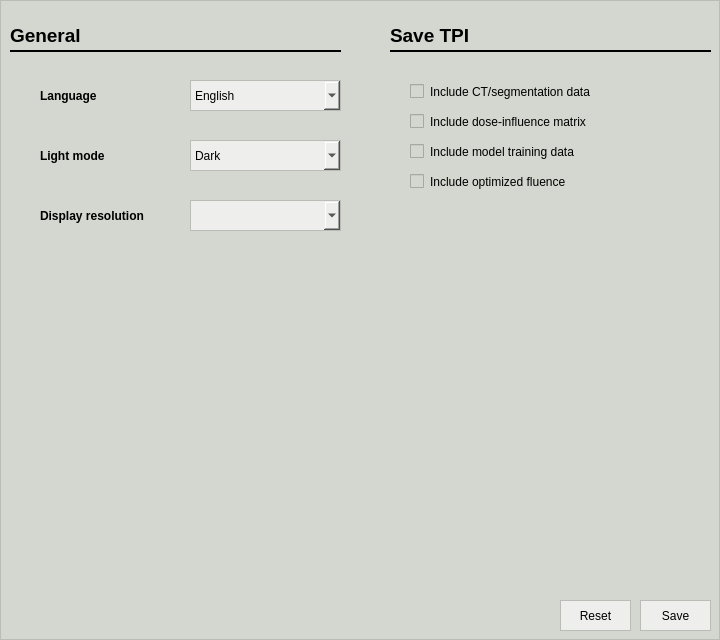
This is pyanno4rt/gui/designs/settings_window.ui in pyanno4rt/pyanno4rt as Qt 5 draws it before an edit. The edited form follows.
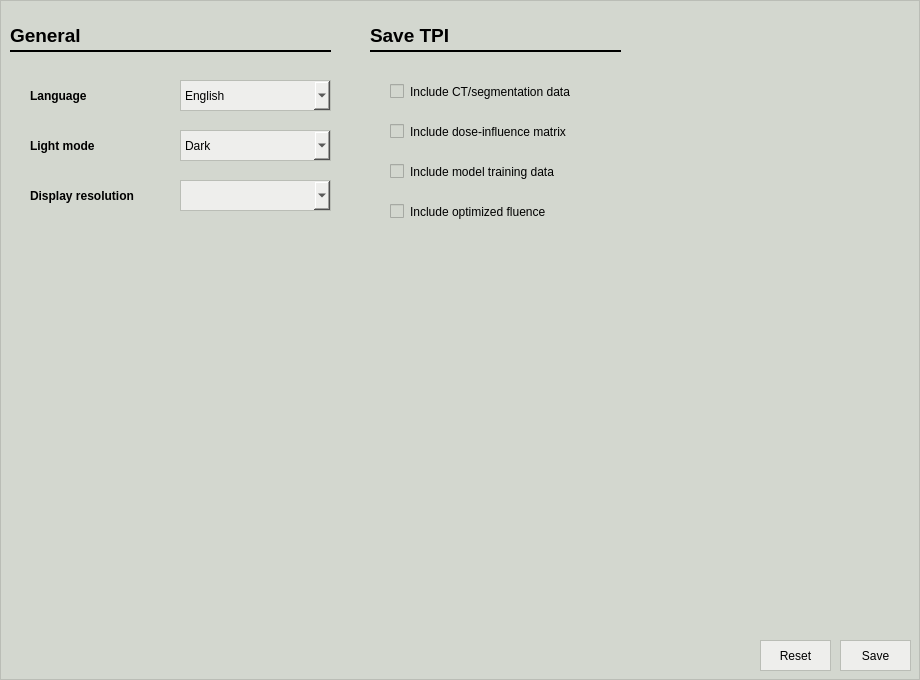
This is the edited form. Icons and pictures are not drawn.

The edit to the form file:
```diff
--- a/pyanno4rt/gui/designs/settings_window.ui
+++ b/pyanno4rt/gui/designs/settings_window.ui
@@ -9,20 +9,20 @@
    <rect>
     <x>0</x>
     <y>0</y>
-    <width>720</width>
-    <height>640</height>
+    <width>920</width>
+    <height>680</height>
    </rect>
   </property>
   <property name="minimumSize">
    <size>
-    <width>720</width>
-    <height>640</height>
+    <width>920</width>
+    <height>680</height>
    </size>
   </property>
   <property name="maximumSize">
    <size>
-    <width>720</width>
-    <height>640</height>
+    <width>920</width>
+    <height>680</height>
    </size>
   </property>
   <property name="windowTitle">
@@ -46,7 +46,7 @@
      <rect>
       <x>10</x>
       <y>50</y>
-      <width>331</width>
+      <width>321</width>
       <height>2</height>
      </rect>
     </property>
@@ -69,8 +69,8 @@
    <widget class="QComboBox" name="light_mode_cbox">
     <property name="geometry">
      <rect>
-      <x>190</x>
-      <y>140</y>
+      <x>180</x>
+      <y>130</y>
       <width>151</width>
       <height>31</height>
      </rect>
@@ -129,8 +129,8 @@
    <widget class="QLabel" name="resolution_label">
     <property name="geometry">
      <rect>
-      <x>40</x>
-      <y>200</y>
+      <x>30</x>
+      <y>180</y>
       <width>141</width>
       <height>31</height>
      </rect>
@@ -151,7 +151,7 @@
    <widget class="QLabel" name="language_label">
     <property name="geometry">
      <rect>
-      <x>40</x>
+      <x>30</x>
       <y>80</y>
       <width>141</width>
       <height>31</height>
@@ -173,7 +173,7 @@
    <widget class="QComboBox" name="language_cbox">
     <property name="geometry">
      <rect>
-      <x>190</x>
+      <x>180</x>
       <y>80</y>
       <width>151</width>
       <height>31</height>
@@ -240,8 +240,8 @@
    <widget class="QCheckBox" name="incl_dij_check">
     <property name="geometry">
      <rect>
-      <x>410</x>
-      <y>110</y>
+      <x>390</x>
+      <y>120</y>
       <width>231</width>
       <height>23</height>
      </rect>
@@ -260,8 +260,8 @@
    <widget class="QPushButton" name="reset_settings_pbutton">
     <property name="geometry">
      <rect>
-      <x>560</x>
-      <y>600</y>
+      <x>760</x>
+      <y>640</y>
       <width>71</width>
       <height>31</height>
      </rect>
@@ -282,8 +282,8 @@
    <widget class="QLabel" name="light_model_label">
     <property name="geometry">
      <rect>
-      <x>40</x>
-      <y>140</y>
+      <x>30</x>
+      <y>130</y>
       <width>141</width>
       <height>31</height>
      </rect>
@@ -304,7 +304,7 @@
    <widget class="QCheckBox" name="incl_img_data_check">
     <property name="geometry">
      <rect>
-      <x>410</x>
+      <x>390</x>
       <y>80</y>
       <width>231</width>
       <height>23</height>
@@ -324,8 +324,8 @@
    <widget class="QComboBox" name="resolution_cbox">
     <property name="geometry">
      <rect>
-      <x>190</x>
-      <y>200</y>
+      <x>180</x>
+      <y>180</y>
       <width>151</width>
       <height>31</height>
      </rect>
@@ -421,8 +421,8 @@
    <widget class="QCheckBox" name="incl_model_data_check">
     <property name="geometry">
      <rect>
-      <x>410</x>
-      <y>140</y>
+      <x>390</x>
+      <y>160</y>
       <width>231</width>
       <height>23</height>
      </rect>
@@ -441,7 +441,7 @@
    <widget class="QLabel" name="save_tpi_label">
     <property name="geometry">
      <rect>
-      <x>390</x>
+      <x>370</x>
       <y>20</y>
       <width>181</width>
       <height>31</height>
@@ -464,9 +464,9 @@
    <widget class="Line" name="save_tpi_line">
     <property name="geometry">
      <rect>
-      <x>390</x>
+      <x>370</x>
       <y>50</y>
-      <width>321</width>
+      <width>251</width>
       <height>2</height>
      </rect>
     </property>
@@ -489,8 +489,8 @@
    <widget class="QPushButton" name="save_settings_pbutton">
     <property name="geometry">
      <rect>
-      <x>640</x>
-      <y>600</y>
+      <x>840</x>
+      <y>640</y>
       <width>71</width>
       <height>31</height>
      </rect>
@@ -511,8 +511,8 @@
    <widget class="QCheckBox" name="incl_opt_fluence_check">
     <property name="geometry">
      <rect>
-      <x>410</x>
-      <y>170</y>
+      <x>390</x>
+      <y>200</y>
       <width>231</width>
       <height>23</height>
      </rect>
```
Left out of the diff: 9 changed lines with no effect on the pictures.
